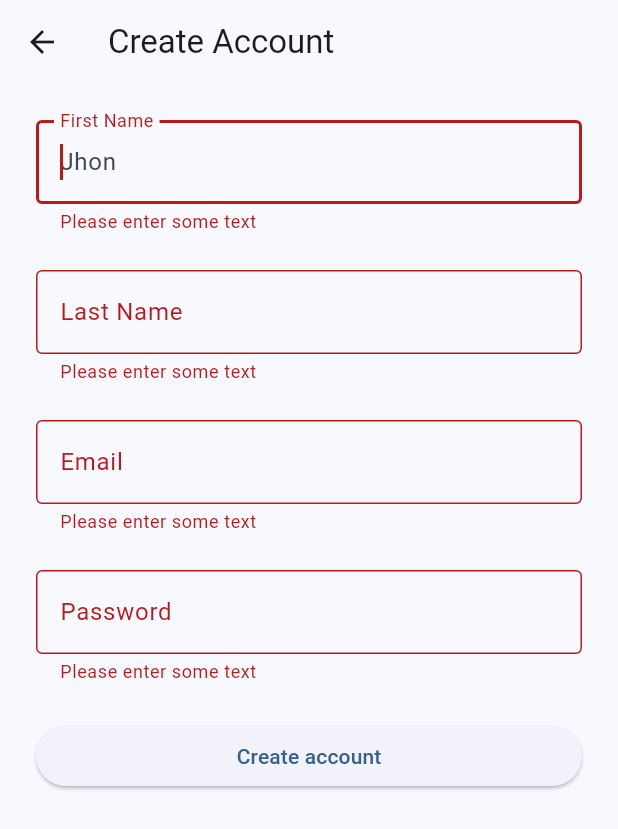
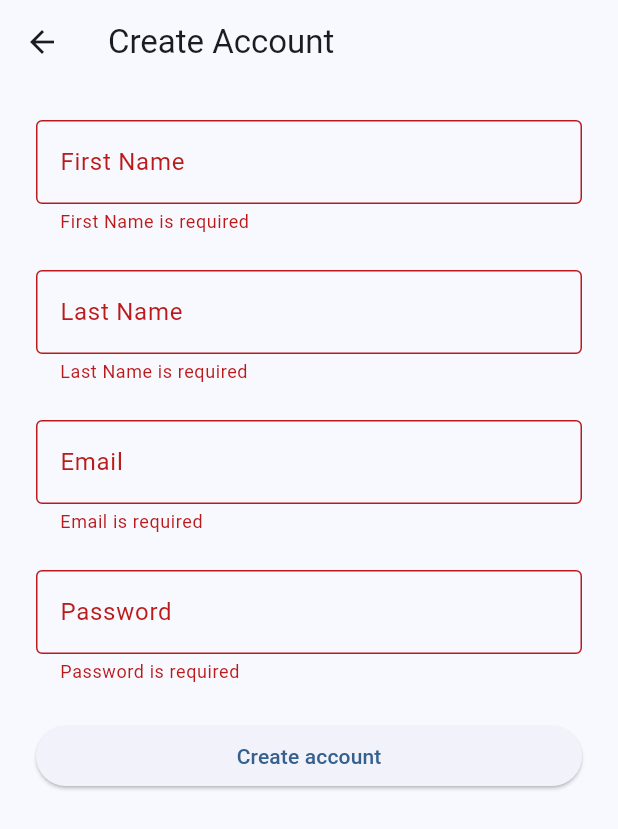
Before and after one commit to brsHunterX/md-todo, a Flutter app: the SignUpPage screen opened by its route, after a tap on "Create account", on a phone screen of 412 x 824 dp. Shown: the top 829 px of the screen. Run offline on Flutter 3.47's test engine with Material 2 defaults, Android fonts, the phone set to English and light mode, and no system bars; drawn by our look-alikes of dynamic_color; our stand-ins replace dio, flutter_animate, flutter_bloc, flutter_dotenv, flutter_mobx, flutter_svg and 5 more; accounts and stored records are empty; generated files the repository leaves out were written again.

Commit message:
First commit

```diff
--- /dev/null
+++ b/lib/domain/events/task_event.dart
@@ -0,0 +1,23 @@
+sealed class TaskEvent {}
+
+final class TaskLoadingEvent extends TaskEvent {}
+
+final class TaskListEvent extends TaskEvent {}
+
+final class TaskCreateEvent extends TaskEvent {
+  final Map<String, dynamic> data;
+
+  TaskCreateEvent({ required this.data });
+}
+
+final class TaskDeleteEvent extends TaskEvent {
+  final String id;
+
+  TaskDeleteEvent({ required this.id });
+}
+
+final class TaskCompleteEvent extends TaskEvent {
+  final String id;
+
+  TaskCompleteEvent({ required this.id });
+}
--- a/lib/domain/states/auth_state.dart
+++ b/lib/domain/states/auth_state.dart
@@ -2,11 +2,13 @@ import 'package:md_todo/domain/entities/account_entity.dart';
 
 sealed class AuthState {
   final Account? account;
-  AuthState({ required this.account });
+  final String? message;
+
+  AuthState({ required this.account, this.message });
 }
 
 final class AuthLoadingState extends AuthState {
-  AuthLoadingState() : super(account: null);
+  AuthLoadingState({ super.message }) : super(account: null);
 }
 
 final class AuthUnauthenticatedState extends AuthState {
@@ -14,5 +16,13 @@ final class AuthUnauthenticatedState extends AuthState {
 }
 
 final class AuthAuthenticatedState extends AuthState {
-  AuthAuthenticatedState({required super.account});
+  AuthAuthenticatedState({ required super.account});
 }
+
+final class AuthSignInFailureState extends AuthState {
+  AuthSignInFailureState({ super.message }): super(account: null);
+}
+
+final class AuthSignUpFailureState extends AuthState {
+  AuthSignUpFailureState({ super.message }): super(account: null);
+}
--- a/lib/domain/states/task_state.dart
+++ b/lib/domain/states/task_state.dart
@@ -8,7 +8,7 @@ sealed class TaskState {
 }
 
 final class TaskIdleState extends TaskState {
-  TaskIdleState() : super(tasks: []);
+  TaskIdleState({ super.message = 'You completed all tasks :D' }) : super(tasks: []);
 }
 
 final class TaskLoadingState extends TaskState {
@@ -16,7 +16,7 @@ final class TaskLoadingState extends TaskState {
 }
 
 final class TaskSuccessState extends TaskState {
-  TaskSuccessState({ required super.tasks});
+  TaskSuccessState({ required super.tasks, super.message });
 }
 
 final class TaskFailureState extends TaskState {
--- a/lib/presentation/pages/onboarding_page.dart
+++ b/lib/presentation/pages/onboarding_page.dart
@@ -2,7 +2,7 @@ import 'package:flutter/material.dart';
 
 import 'package:md_todo/presentation/routes.dart';
 import 'package:md_todo/presentation/widgets/app_logo.dart';
-import 'package:md_todo/presentation/widgets/hyperlink.dart';
+import 'package:md_todo/presentation/widgets/app_hyperlink.dart';
 
 class OnboardingPage extends StatefulWidget {
   const OnboardingPage({super.key});
@@ -60,7 +60,7 @@ class _OnboardingPageState extends State<OnboardingPage> {
   }
 
   Widget _buildSignUpLink() {
-    return Hyperlink(
+    return AppHyperlink(
       text: 'Didn\'t have an account? ',
       linkText: 'Sign up',
       onTap: () => Navigator.of(context).pushNamed(Routes.AUTH_SIGN_UP)
--- a/lib/presentation/pages/profile_page.dart
+++ b/lib/presentation/pages/profile_page.dart
@@ -1,13 +1,11 @@
 import 'package:flutter/material.dart';
 import 'package:flutter_mobx/flutter_mobx.dart';
+
 import 'package:md_todo/domain/blocs/auth_bloc.dart';
-import 'package:md_todo/domain/entities/account_entity.dart';
 import 'package:md_todo/domain/events/auth_event.dart';
+import 'package:md_todo/domain/services/locator_service.dart';
 
 import 'package:md_todo/presentation/routes.dart';
-import 'package:md_todo/domain/states/auth_state.dart';
-import 'package:md_todo/domain/stores/auth_store.dart';
-import 'package:md_todo/domain/services/locator_service.dart';
 
 class ProfilePage extends StatefulWidget {
   const ProfilePage({super.key});
@@ -17,7 +15,7 @@ class ProfilePage extends StatefulWidget {
 }
 
 class _ProfilePageState extends State<ProfilePage> {
-  final AuthStore _store = LocatorService.locator<AuthStore>();
+  final AuthBloc _bloc = LocatorService.locator<AuthBloc>();
 
   @override
   void dispose() {
@@ -36,19 +34,19 @@ class _ProfilePageState extends State<ProfilePage> {
     return Observer(
       builder: (BuildContext context) {
         return ListTile(
-          leading: _store.state.account?.hasAvatar ?? false
+          leading: _bloc.state.account?.hasAvatar ?? false
             ? CircleAvatar(
               foregroundColor: Theme.of(context).colorScheme.onPrimary,
               backgroundColor: Theme.of(context).colorScheme.primary,
-              backgroundImage: NetworkImage(_store.state.account?.avatar ?? ''),
+              backgroundImage: NetworkImage(_bloc.state.account?.avatar ?? ''),
             )
             : CircleAvatar(
               foregroundColor: Theme.of(context).colorScheme.onPrimary,
               backgroundColor: Theme.of(context).colorScheme.primary,
-              child: Text(_store.state.account?.shortName ?? ''),
+              child: Text(_bloc.state.account?.shortName ?? ''),
             ),
-          title: Text(_store.state.account?.fullName ?? ''),
-          subtitle: Text(_store.state.account?.email ?? ''),
+          title: Text(_bloc.state.account?.fullName ?? ''),
+          subtitle: Text(_bloc.state.account?.email ?? ''),
         );
       }
     );
@@ -95,15 +93,15 @@ class _ProfilePageState extends State<ProfilePage> {
       title: const Text('Sign out'),
       subtitle: const Text('Terminate session.'),
       onTap: () async {
-        Navigator.of(context).pushNamed(Routes.AUTH_ONBOARDING);
-        _store.signOut();
+        Navigator.of(context).pushNamedAndRemoveUntil(Routes.AUTH_ONBOARDING, (routes) => false);
+        _bloc.add(AuthSignOutEvent());
       }
     );
   }
 
   Widget _buildBody() {
     return RefreshIndicator(
-      // onRefresh: _store.me,
+      // onRefresh: _bloc.me,
       onRefresh: () => Future.value(),
       child: ListView(
         children: [
--- a/lib/presentation/pages/sign_up_page.dart
+++ b/lib/presentation/pages/sign_up_page.dart
@@ -1,9 +1,14 @@
-import 'package:dio/dio.dart';
 import 'package:flutter/material.dart';
+import 'package:flutter_bloc/flutter_bloc.dart';
+
+import 'package:md_todo/domain/blocs/auth_bloc.dart';
+import 'package:md_todo/domain/events/auth_event.dart';
+import 'package:md_todo/domain/states/auth_state.dart';
+import 'package:md_todo/domain/services/locator_service.dart';
 
 import 'package:md_todo/presentation/routes.dart';
-import 'package:md_todo/domain/services/locator_service.dart';
-import 'package:md_todo/domain/stores/auth_store.dart';
+import 'package:md_todo/presentation/widgets/app_snackbar.dart';
+import 'package:md_todo/presentation/widgets/app_text_form_field.dart';
 
 class SignUpPage extends StatefulWidget {
   const SignUpPage({super.key});
@@ -13,34 +18,33 @@ class SignUpPage extends StatefulWidget {
 }
 
 class _SignUpPageState extends State<SignUpPage> {
-  final AuthStore _store = LocatorService.locator<AuthStore>();
+  final AuthBloc _bloc = LocatorService.locator<AuthBloc>();
   final GlobalKey<FormState> _formKey = GlobalKey<FormState>();
   final TextEditingController _firstNameController = TextEditingController();
   final TextEditingController _lastNameController = TextEditingController();
   final TextEditingController _emailController = TextEditingController();
   final TextEditingController _passwordController = TextEditingController();
 
+  void _stateListen(BuildContext context, AuthState state) {
+    if (state is AuthAuthenticatedState) {
+      Navigator.of(context).pushNamed(Routes.APP_NAVIGATION);
+    }
+
+    if (state is AuthSignInFailureState) {
+      ScaffoldMessenger.of(context).showSnackBar(
+        AppSnackBar.error(content: Text(state.message ?? '')),
+      );
+    }
+  }
+
   Future<void> _signUp() async {
-    final Map<String, dynamic> data = {
-      'first_name': _firstNameController.text,
-      'last_name': _lastNameController.text,
-      'email': _emailController.text,
-      'password': _passwordController.text,
-    };
-
     if (_formKey.currentState!.validate()) {
-      try {
-        _store.signUp(data).then((value) {
-          Navigator.of(context).pushNamed(Routes.APP_NAVIGATION);
-        });
-      } on DioError catch (e) {
-        ScaffoldMessenger.of(context).showSnackBar(
-          SnackBar(
-            content: Text(e.response!.data['message']),
-            backgroundColor: Theme.of(context).colorScheme.onErrorContainer,
-          ),
-        );
-      }
+      _bloc.add(AuthSignUpEvent(data: {
+        'first_name': _firstNameController.text,
+        'last_name': _lastNameController.text,
+        'email': _emailController.text,
+        'password': _passwordController.text,
+      }));
     }
   }
 
@@ -53,21 +57,10 @@ class _SignUpPageState extends State<SignUpPage> {
   Widget _buildFirstNameTextField() {
     return Padding(
       padding: const EdgeInsets.only(bottom: 24.0),
-      child: TextFormField(
-        autofocus: true,
-        keyboardType: TextInputType.text,
+      child: AppTextFormField.name(
         controller: _firstNameController,
-        decoration: const InputDecoration(
-          labelText: 'First Name',
-          border: OutlineInputBorder(),
-          hintText: 'Jhon'
-        ),
-        validator: (value) {
-          if (value == null || value.isEmpty) {
-            return 'Please enter some text';
-          }
-          return null;
-        },
+        labelText: 'First Name',
+        hintText: 'Jhon',
       ),
     );
   }
@@ -75,20 +68,10 @@ class _SignUpPageState extends State<SignUpPage> {
   Widget _buildLastNameTextField() {
     return Padding(
       padding: const EdgeInsets.only(bottom: 24.0),
-      child: TextFormField(
-        keyboardType: TextInputType.text,
+      child: AppTextFormField.name(
         controller: _lastNameController,
-        decoration: const InputDecoration(
-          labelText: 'Last Name',
-          border: OutlineInputBorder(),
-          hintText: 'Doe'
-        ),
-        validator: (value) {
-          if (value == null || value.isEmpty) {
-            return 'Please enter some text';
-          }
-          return null;
-        },
+        labelText: 'Last Name',
+        hintText: 'Doe',
       ),
     );
   }
@@ -96,20 +79,8 @@ class _SignUpPageState extends State<SignUpPage> {
   Widget _buildEmailTextField() {
     return Padding(
       padding: const EdgeInsets.only(bottom: 24.0),
-      child: TextFormField(
-        keyboardType: TextInputType.emailAddress,
+      child: AppTextFormField.email(
         controller: _emailController,
-        decoration: const InputDecoration(
-          labelText: 'Email',
-          border: OutlineInputBorder(),
-          hintText: 'jhon_doe@gmail.com'
-        ),
-        validator: (value) {
-          if (value == null || value.isEmpty) {
-            return 'Please enter some text';
-          }
-          return null;
-        },
       ),
     );
   }
@@ -117,20 +88,8 @@ class _SignUpPageState extends State<SignUpPage> {
   Widget _buildPasswordTextField() {
     return Padding(
       padding: const EdgeInsets.only(bottom: 24.0),
-      child: TextFormField(
-        obscureText: true,
-        keyboardType: TextInputType.visiblePassword,
+      child: AppTextFormField.password(
         controller: _passwordController,
-        decoration: const InputDecoration(
-          labelText: 'Password',
-          border: OutlineInputBorder(),
-        ),
-        validator: (value) {
-          if (value == null || value.isEmpty) {
-            return 'Please enter some text';
-          }
-          return null;
-        },
       ),
     );
   }
@@ -171,7 +130,11 @@ class _SignUpPageState extends State<SignUpPage> {
   Widget build(BuildContext context) {
     return Scaffold(
       appBar: _buildAppBar(),
-      body: _buildBody()
+      body: BlocListener(
+        bloc: _bloc,
+        listener: _stateListen,
+        child: _buildBody(),
+      ),
     );
   }
 }
--- a/lib/presentation/widgets/hyperlink.dart
+++ b/lib/presentation/widgets/app_hyperlink.dart
@@ -1,8 +1,8 @@
 import 'package:flutter/gestures.dart';
 import 'package:flutter/material.dart';
 
-class Hyperlink extends StatelessWidget {
-  const Hyperlink({
+class AppHyperlink extends StatelessWidget {
+  const AppHyperlink({
     super.key,
     required this.text,
     required this.linkText,
--- /dev/null
+++ b/lib/presentation/widgets/app_text_form_field.dart
@@ -0,0 +1,119 @@
+import 'package:flutter/material.dart';
+import 'package:form_field_validator/form_field_validator.dart' as ffv;
+
+class AppTextFormField extends StatelessWidget {
+  final bool autofocus;
+  final bool obscureText;
+  final TextInputType keyboardType;
+  final TextEditingController controller;
+  final String? labelText;
+  final String? hintText;
+  final FormFieldValidator<String>? validator;
+
+  const AppTextFormField({
+    super.key,
+    this.autofocus = false,
+    this.obscureText = false,
+    this.keyboardType = TextInputType.text,
+    required this.controller,
+    this.labelText,
+    this.hintText,
+    this.validator,
+  });
+
+  const factory AppTextFormField.name({
+    final Key? key,
+    final bool autofocus,
+    required TextEditingController controller,
+    final String? labelText,
+    final String? hintText,
+  }) = _AppTextFormFieldName;
+
+  const factory AppTextFormField.email({
+    final Key? key,
+    final bool autofocus,
+    required TextEditingController controller,
+    final String? labelText,
+    final String? hintText,
+  }) = _AppTextFormFieldEmail;
+
+  const factory AppTextFormField.password({
+    final Key? key,
+    final bool autofocus,
+    required TextEditingController controller,
+    final String? labelText,
+    final String? hintText,
+  }) = _AppTextFormFieldPassword;
+
+  @override
+  Widget build(BuildContext context) {
+    return TextFormField(
+      autofocus: autofocus,
+      obscureText: obscureText,
+      keyboardType: keyboardType,
+      controller: controller,
+      decoration: InputDecoration(
+        hintText: hintText,
+        labelText: labelText,
+        border: const OutlineInputBorder(),
+      ),
+      validator: validator,
+    );
+  }
+}
+
+class _AppTextFormFieldName extends AppTextFormField {
+  const _AppTextFormFieldName({
+    super.key,
+    super.autofocus,
+    required super.controller,
+    super.labelText = 'Fullname',
+    super.hintText = 'Jhon Doe',
+  }) : super(
+    obscureText: false,
+    keyboardType: TextInputType.text,
+  );
+
+  @override
+  FormFieldValidator<String>? get validator => ffv.MultiValidator([
+    ffv.RequiredValidator(errorText: '$labelText is required'),
+  ]);
+}
+
+class _AppTextFormFieldEmail extends AppTextFormField {
+  const _AppTextFormFieldEmail({
+    super.key,
+    super.autofocus,
+    required super.controller,
+    super.labelText = 'Email',
+    super.hintText = 'jhon_doe@gmail.com',
+  }) : super(
+    obscureText: false,
+    keyboardType: TextInputType.emailAddress,
+  );
+
+  @override
+  FormFieldValidator<String>? get validator => ffv.MultiValidator([
+    ffv.RequiredValidator(errorText: '$labelText is required'),
+    ffv.EmailValidator(errorText: 'Enter a valid email address'),
+  ]);
+}
+
+class _AppTextFormFieldPassword extends AppTextFormField {
+  const _AppTextFormFieldPassword({
+    super.key,
+    super.autofocus,
+    required super.controller,
+    super.labelText = 'Password',
+    super.hintText = 'Type your password.',
+  }) : super(
+    obscureText: true,
+    keyboardType: TextInputType.visiblePassword,
+  );
+
+  @override
+  FormFieldValidator<String>? get validator => ffv.MultiValidator([
+    ffv.RequiredValidator(errorText: '$labelText is required'),
+    ffv.MinLengthValidator(8, errorText: 'Password must be at least 8 digits long'),
+  ]);
+}
--- a/pubspec.yaml
+++ b/pubspec.yaml
@@ -47,6 +47,7 @@ dependencies:
   get_it: ^7.6.0
   bloc: ^8.1.2
   flutter_bloc: ^8.1.3
+  form_field_validator: ^1.1.0
 
 dev_dependencies:
   flutter_test:
```
Also changed, not shown: lib/app.dart (+22 -2 lines), lib/domain/blocs/auth_bloc.dart (+22 -14 lines), lib/domain/blocs/task_bloc.dart (added, +79 -0 lines), lib/domain/events/auth_event.dart (+4 -16 lines), lib/domain/services/locator_service.dart (+4 -4 lines), lib/presentation/pages/sign_in_page.dart (+33 -49 lines), lib/presentation/pages/splash_page.dart (+12 -11 lines), lib/presentation/pages/task_create_page.dart (+37 -35 lines), lib/presentation/pages/task_list_page.dart (+23 -13 lines), lib/presentation/widgets/app_snackbar.dart (added, +29 -0 lines), lib/presentation/widgets/task_list_tile.dart (+6 -5 lines), pubspec.lock.
